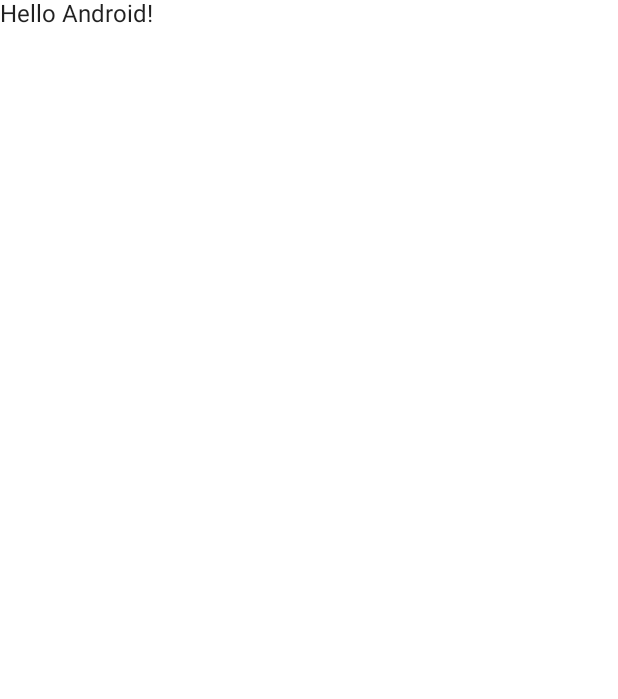
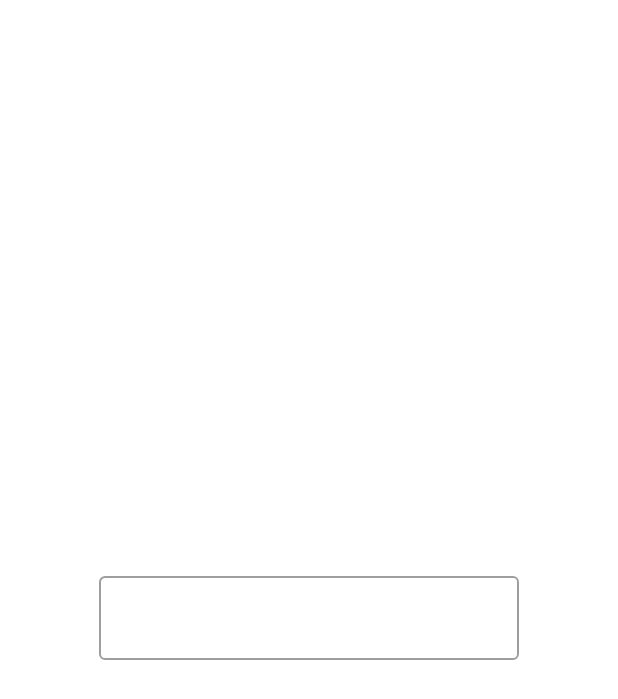
Before and after one commit to RujiraKongsomran/JC_PasswordTextField, an Android app built with Jetpack Compose: the screen it shows after launch (MainActivity), on a phone screen of 412 x 824 dp. Before the commit the part shown is almost empty. Shown: the top 699 px of the screen. Run offline under Robolectric (Android 15) with nearby library versions, the phone set to English and light mode, and no system bars.

Commit message:
Add OutlinedTextField and Text State

```diff
--- a/app/build.gradle
+++ b/app/build.gradle
@@ -56,10 +56,12 @@ dependencies {
     implementation "androidx.compose.material:material:$compose_version"
     implementation "androidx.compose.ui:ui-tooling-preview:$compose_version"
     implementation 'androidx.lifecycle:lifecycle-runtime-ktx:2.3.1'
+    implementation 'androidx.compose.runtime:runtime:1.0.2'
     implementation 'androidx.activity:activity-compose:1.3.1'
-    testImplementation 'junit:junit:4.+'
+    testImplementation 'junit:junit:4.13.2'
     androidTestImplementation 'androidx.test.ext:junit:1.1.3'
     androidTestImplementation 'androidx.test.espresso:espresso-core:3.4.0'
     androidTestImplementation "androidx.compose.ui:ui-test-junit4:$compose_version"
     debugImplementation "androidx.compose.ui:ui-tooling:$compose_version"
+
 }
--- a/app/src/main/java/com/rujirakongsomran/jc_passwordtextfield/MainActivity.kt
+++ b/app/src/main/java/com/rujirakongsomran/jc_passwordtextfield/MainActivity.kt
@@ -3,11 +3,20 @@ package com.rujirakongsomran.jc_passwordtextfield
 import android.os.Bundle
 import androidx.activity.ComponentActivity
 import androidx.activity.compose.setContent
+import androidx.compose.foundation.layout.Arrangement
+import androidx.compose.foundation.layout.Column
+import androidx.compose.foundation.layout.fillMaxSize
 import androidx.compose.material.MaterialTheme
+import androidx.compose.material.OutlinedTextField
 import androidx.compose.material.Surface
-import androidx.compose.material.Text
 import androidx.compose.runtime.Composable
+import androidx.compose.runtime.mutableStateOf
+import androidx.compose.runtime.saveable.rememberSaveable
+import androidx.compose.ui.Alignment
+import androidx.compose.ui.Modifier
 import androidx.compose.ui.tooling.preview.Preview
+import androidx.compose.runtime.getValue
+import androidx.compose.runtime.setValue
 import com.rujirakongsomran.jc_passwordtextfield.ui.theme.JC_PasswordTextFieldTheme
 
 class MainActivity : ComponentActivity() {
@@ -17,7 +26,7 @@ class MainActivity : ComponentActivity() {
             JC_PasswordTextFieldTheme {
                 // A surface container using the 'background' color from the theme
                 Surface(color = MaterialTheme.colors.background) {
-                    Greeting("Android")
+                    Greeting()
                 }
             }
         }
@@ -25,14 +34,27 @@ class MainActivity : ComponentActivity() {
 }
 
 @Composable
-fun Greeting(name: String) {
-    Text(text = "Hello $name!")
+fun Greeting() {
+    Column(
+        modifier = Modifier
+            .fillMaxSize(),
+        horizontalAlignment = Alignment.CenterHorizontally,
+        verticalArrangement = Arrangement.Center
+    ) {
+        var password by rememberSaveable { mutableStateOf("") }
+        OutlinedTextField(
+            value = password,
+            onValueChange = {
+                password = it
+            }
+        )
+    }
 }
 
 @Preview(showBackground = true)
 @Composable
 fun DefaultPreview() {
     JC_PasswordTextFieldTheme {
-        Greeting("Android")
+        Greeting()
     }
 }
--- a/build.gradle
+++ b/build.gradle
@@ -1,7 +1,7 @@
 // Top-level build file where you can add configuration options common to all sub-projects/modules.
 buildscript {
     ext {
-        compose_version = '1.0.1'
+        compose_version = '1.0.2'
     }
     repositories {
         google()
```
